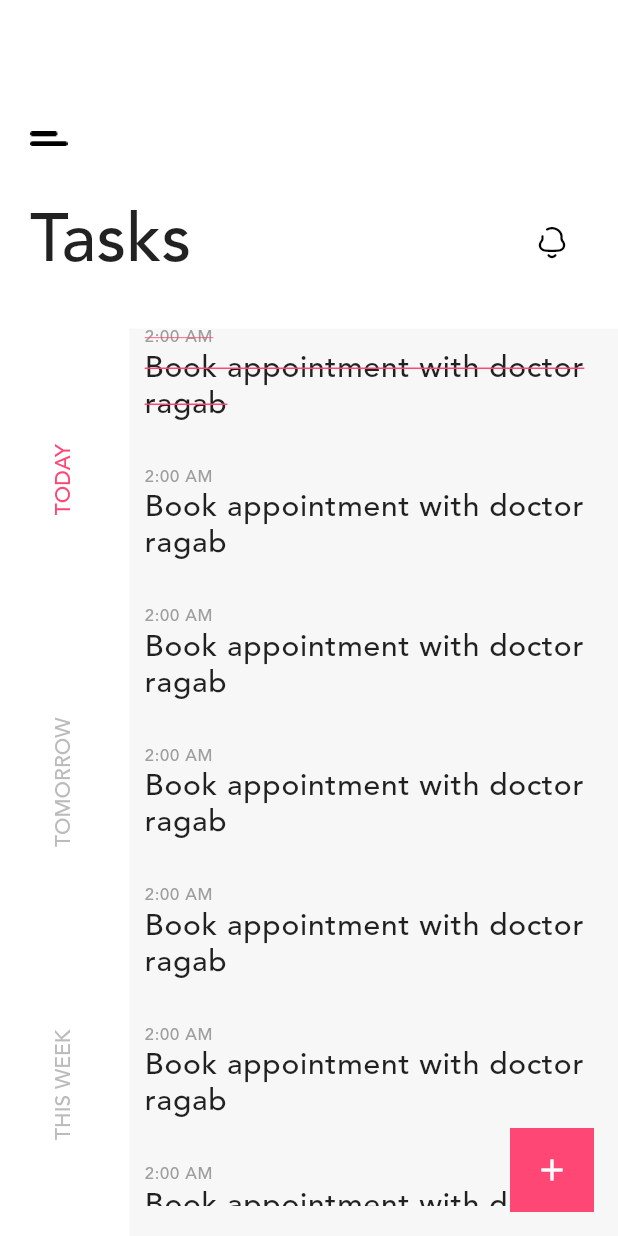
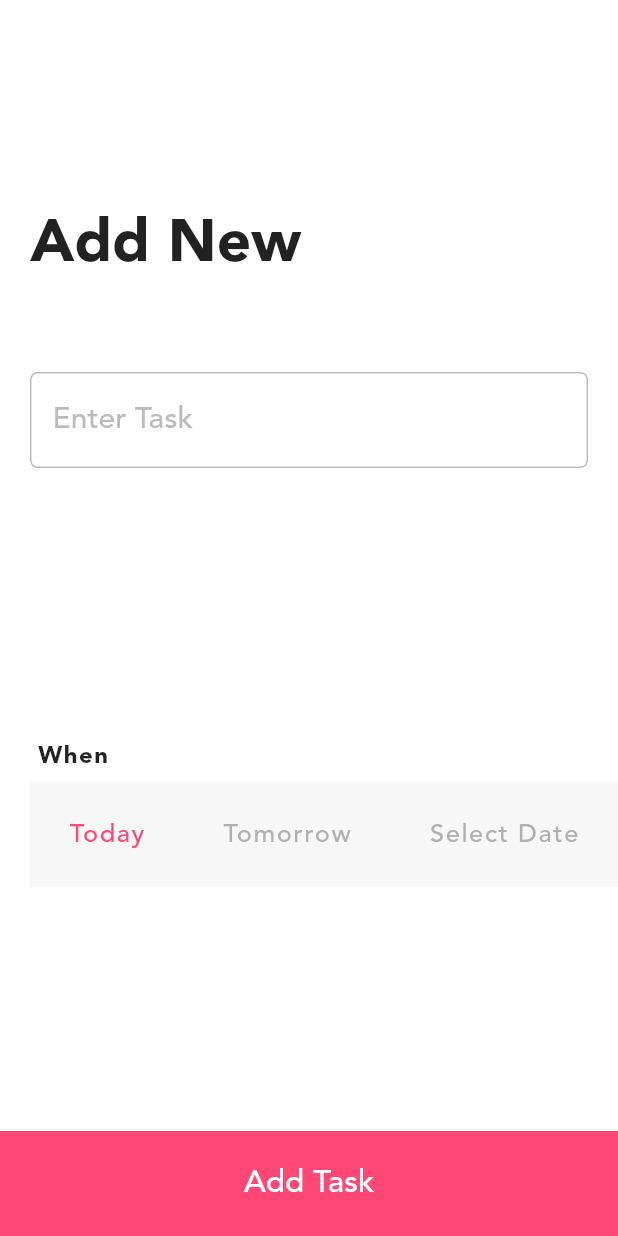
Before and after one commit to khater277/todo, a Flutter app: the HomeScreen screen opened directly, after a tap on the "add" icon, on a phone screen of 412 x 824 dp. Run offline on Flutter 3.47's test engine with Material 2 defaults, Android fonts, the phone set to English and light mode, and no system bars; our stand-ins replace flutter_bloc, get, get_storage, hexcolor, hive, hive_flutter and 2 more; accounts and stored records are empty.

```diff
--- a/lib/cubit/states.dart
+++ b/lib/cubit/states.dart
@@ -1,3 +1,11 @@
 abstract class TodoStates{}
 
 class TodoInitialState extends TodoStates{}
+
+class TodoLoadingState extends TodoStates{}
+
+class TodoErrorState extends TodoStates{
+  final String error;
+
+  TodoErrorState(this.error);
+}
--- a/lib/main.dart
+++ b/lib/main.dart
@@ -7,6 +7,8 @@ import 'package:hive/hive.dart';
 import 'package:hive_flutter/adapters.dart';
 import 'package:responsive_framework/responsive_framework.dart';
 import 'package:todo/cubit/bloc_observer.dart';
+import 'package:todo/cubit/cubit.dart';
+import 'package:todo/cubit/states.dart';
 import 'package:todo/screens/home/home_screen.dart';
 import 'package:todo/screens/opening/opening_screen.dart';
 import 'package:todo/shared/constants.dart';
@@ -14,13 +16,13 @@ import 'package:todo/styles/themes.dart';
 import 'package:todo/translations/translation.dart';
 import 'package:hive_flutter/hive_flutter.dart';
 
-
-void main() async{
+void main() async {
   WidgetsFlutterBinding.ensureInitialized();
   Bloc.observer = MyBlocObserver();
   await GetStorage.init();
+
   /// get device language
-  final String defaultLocale = Platform.localeName.substring(0,2);
+  final String defaultLocale = Platform.localeName.substring(0, 2);
   defaultLang = defaultLocale;
   //await Hive.initFlutter();
   //Hive.registerAdapter(StudentModelAdapter());
@@ -33,22 +35,22 @@ class MyApp extends StatelessWidget {
 
   @override
   Widget build(BuildContext context) {
+    return BlocProvider(
+      create: (BuildContext context) => TodoCubit(),
+      child: BlocConsumer<TodoCubit, TodoStates>(
+        listener: (context, state) {},
+        builder: (context, state) {
           return GetMaterialApp(
             debugShowCheckedModeBanner: false,
             home: Directionality(
-          textDirection:languageFun(
-              ar: TextDirection.rtl,
-              en: TextDirection.ltr
-          ),
-          child: const OpeningScreen()
-      ),
+                textDirection:
+                    languageFun(ar: TextDirection.rtl, en: TextDirection.ltr),
+                child: const OpeningScreen()),
             theme: lightTheme,
             darkTheme: darkTheme,
             themeMode: ThemeMode.light,
             translations: Translation(),
-      locale: Locale(
-          languageFun(ar: 'ar', en: 'en')
-      ),
+            locale: Locale(languageFun(ar: 'ar', en: 'en')),
             fallbackLocale: const Locale('en'),
             builder: (context, widget) => ResponsiveWrapper.builder(
               ClampingScrollWrapper.builder(context, widget!),
@@ -62,5 +64,8 @@ class MyApp extends StatelessWidget {
               ],
             ),
           );
+        },
+      ),
+    );
   }
 }
--- /dev/null
+++ b/lib/screens/add_task/add_task_items/add_task_head.dart
@@ -0,0 +1,44 @@
+import 'package:flutter/material.dart';
+import 'package:todo/shared/constants.dart';
+import 'package:todo/shared/default_widgets.dart';
+
+class AddTaskHead extends StatelessWidget {
+  final TextEditingController taskController;
+  const AddTaskHead({Key? key, required this.taskController}) : super(key: key);
+
+  @override
+  Widget build(BuildContext context) {
+
+    return Padding(
+      padding: const EdgeInsets.symmetric(horizontal: 20),
+      child: Column(
+        crossAxisAlignment: CrossAxisAlignment.start,
+        children: [
+          const SizedBox(height: 80,),
+          Padding(
+            padding: const EdgeInsets.symmetric(vertical: 60),
+            child: Text("Add New",
+              style: Theme.of(context)
+                  .textTheme
+                  .bodyText2!
+                  .copyWith(fontSize: 40),
+            ),
+          ),
+          DefaultTextFormFiled(
+                controller: taskController,
+                heightPadding: 20,
+                widthPadding: 15,
+                textColor: blue,
+                textSize: 20,
+                inputType: TextInputType.text,
+                hint: "Enter Task",
+                hintColor: Colors.grey.withOpacity(0.7),
+                focusBorder: blue.withOpacity(0.55),
+                border: Colors.grey.withOpacity(0.7),
+                rounded: 5,
+              )
+        ],
+      ),
+    );
+  }
+}
--- /dev/null
+++ b/lib/screens/add_task/add_task_items/when_task.dart
@@ -0,0 +1,63 @@
+import 'package:flutter/material.dart';
+import 'package:todo/shared/constants.dart';
+
+class WhenTask extends StatelessWidget {
+  const WhenTask({Key? key}) : super(key: key);
+
+  @override
+  Widget build(BuildContext context) {
+    return Expanded(
+      child: Padding(
+        padding: const EdgeInsets.only(left: 20),
+        child: Column(
+          mainAxisAlignment: MainAxisAlignment.center,
+          children: [
+            Align(
+              alignment: AlignmentDirectional.topStart,
+              child: Padding(
+                padding: const EdgeInsets.symmetric(horizontal: 5),
+                child: Text("When",
+                  style: Theme.of(context).textTheme.bodyText2!.copyWith(
+                    fontSize: 16,
+                    letterSpacing: 1,
+                  ),),
+              ),
+            ),
+            const SizedBox(height: 8,),
+            Container(
+              width: double.infinity,
+              color: Colors.grey.withOpacity(0.08),
+              child: Padding(
+                padding: const EdgeInsets.symmetric(vertical: 25),
+                child: Row(
+                  mainAxisAlignment: MainAxisAlignment.spaceAround,
+                  children: [
+                    const TaskTime(text: "Today",color: pink,),
+                    TaskTime(text: "Tomorrow",color: Colors.grey.withOpacity(0.8),),
+                    TaskTime(text: "Select Date",color: Colors.grey.withOpacity(0.8),),
+                  ],
+                ),
+              ),
+            )
+          ],
+        ),
+      ),
+    );
+  }
+}
+
+class TaskTime extends StatelessWidget {
+  final String text;
+  final Color color;
+  const TaskTime({Key? key, required this.text, required this.color}) : super(key: key);
+
+  @override
+  Widget build(BuildContext context) {
+    return Text(text,
+      style: Theme.of(context).textTheme.bodyText1!.copyWith(
+        fontSize: 17,
+        color: color,
+        letterSpacing: 1,
+      ),);
+  }
+}
--- /dev/null
+++ b/lib/screens/add_task/add_task_screen.dart
@@ -0,0 +1,75 @@
+import 'package:flutter/cupertino.dart';
+import 'package:flutter/material.dart';
+import 'package:flutter_bloc/flutter_bloc.dart';
+import 'package:get/get.dart';
+import 'package:todo/cubit/cubit.dart';
+import 'package:todo/cubit/states.dart';
+import 'package:todo/screens/add_task/add_task_items/add_task_head.dart';
+import 'package:todo/screens/add_task/add_task_items/when_task.dart';
+import 'package:todo/shared/constants.dart';
+import 'package:todo/shared/default_widgets.dart';
+
+class AddTaskScreen extends StatefulWidget {
+  const AddTaskScreen({Key? key}) : super(key: key);
+
+  @override
+  State<AddTaskScreen> createState() => _AddTaskScreenState();
+}
+
+class _AddTaskScreenState extends State<AddTaskScreen> {
+
+  final TextEditingController _taskController = TextEditingController();
+
+  @override
+  void dispose() {
+    _taskController.dispose();
+    super.dispose();
+  }
+
+  @override
+  Widget build(BuildContext context) {
+    return BlocConsumer<TodoCubit,TodoStates>(
+      listener: (context,state){},
+      builder: (context,state){
+        TodoCubit cubit = TodoCubit.get(context);
+        return Scaffold(
+          body: Column(
+            crossAxisAlignment: CrossAxisAlignment.start,
+            children: [
+              Expanded(
+                child: CustomScrollView(
+                  physics: const BouncingScrollPhysics(),
+                  slivers: [
+                    SliverFillRemaining(
+                      hasScrollBody: false,
+                      child: Column(
+                        children: [
+                          AddTaskHead(taskController: _taskController),
+                          const SizedBox(height: 20,),
+                          const WhenTask(),
+                        ],
+                      ),
+                    )
+                  ],
+                ),
+              ),
+              DefaultElevatedButton(
+                  child:Text(
+                    "Add Task",
+                    style: Theme.of(context).textTheme.bodyText1!.copyWith(
+                        fontSize: 21,
+                        color: Colors.white
+                    ),),
+                  color: pink,
+                  rounded: 0,
+                  height: 70,
+                  width: double.infinity,
+                  onPressed: (){}
+              )
+            ],
+          ),
+        );
+      },
+    );
+  }
+}
--- a/lib/screens/home/home_items/home_head.dart
+++ b/lib/screens/home/home_items/home_head.dart
@@ -25,7 +25,7 @@ class HomeHead extends StatelessWidget {
                 Text("Tasks",
                   style: Theme.of(context)
                       .textTheme
-                      .bodyText1!
+                      .bodyText2!
                       .copyWith(fontSize: 45),
 
                 ),
--- a/lib/screens/home/home_items/show_tasks.dart
+++ b/lib/screens/home/home_items/show_tasks.dart
@@ -1,7 +1,6 @@
 import 'package:flutter/material.dart';
 import 'package:todo/shared/constants.dart';
-import 'package:todo/shared/default_widgets.dart';
-import 'package:todo/styles/icons_broken.dart';
+
 
 class TaskText extends StatelessWidget {
   final String text;
--- a/lib/screens/home/home_screen.dart
+++ b/lib/screens/home/home_screen.dart
@@ -1,4 +1,6 @@
 import 'package:flutter/material.dart';
+import 'package:get/get.dart';
+import 'package:todo/screens/add_task/add_task_screen.dart';
 import 'package:todo/screens/home/home_items/home_head.dart';
 import 'package:todo/screens/home/home_items/show_tasks.dart';
 import 'package:todo/screens/home/home_items/tasks_schedules.dart';
@@ -28,26 +30,12 @@ class HomeScreen extends StatelessWidget {
         ),
       ),
       floatingActionButton: FloatingActionButton(
+        onPressed: (){Get.to(()=>const AddTaskScreen());},
         backgroundColor: pink,
         elevation: 0,
-        onPressed: (){},
         child: const Icon(Icons.add,),
         shape:  const RoundedRectangleBorder(),
       ),
     );
   }
 }
-// ElevatedButton(
-// onPressed:(){},
-// child:const Icon(IconBroken.Edit,color: Colors.white,size: 25,),
-// style: ElevatedButton.styleFrom(
-// elevation: 0,
-// primary:pink,
-// shape: const RoundedRectangleBorder(
-// borderRadius:BorderRadius.only(
-// topLeft: Radius.circular(5)
-// ),
-// ),
-// minimumSize: const Size(70,60)
-// ),
-// ),
--- a/lib/shared/constants.dart
+++ b/lib/shared/constants.dart
@@ -5,6 +5,7 @@ import 'package:hive/hive.dart';
 
 
 const Color pink = Color(0xffFE4775);
+const Color blue = Color(0xff161060);
 Box? studentBox;
 String? lang;
 String? defaultLang;
--- a/lib/shared/default_widgets.dart
+++ b/lib/shared/default_widgets.dart
@@ -195,87 +195,91 @@ class DefaultSeparator extends StatelessWidget {
 class DefaultTextFormFiled extends StatelessWidget{
   final TextEditingController? controller;
   final Color? textColor;
+  final double textSize;
   final TextInputType? inputType;
-  final IconData? prefixIcon;
-  final String? label;
-  final Color? borderColor;
-  final Color? preIconColor;
+  final String? hint;
+  final Color? hintColor;
+  final Color focusBorder;
+  final Color border;
   final String? validateText;
-  double? height;
+  final double rounded;
+  Widget? prefix;
+  Widget? suffix;
+  double? heightPadding;
+  double? widthPadding;
   double? cursorHeight;
-  Color? suffixIconColor;
   bool? isPassword;
-  // Function? onSubmit(value)?;
-  // Function? onChanged(value)?;
-  Function? suffixPressed;
-  IconData? suffixIcon;
+
+
 
   DefaultTextFormFiled({Key? key,
     required this.controller,
     required this.textColor,
     required this.inputType,
-    required this.prefixIcon,
-    required this.label,
-    required this.borderColor,
-    required this.preIconColor,
-    this.validateText, this.cursorHeight,
-    this.height,this.isPassword,
-    this.suffixIcon,this.suffixIconColor,this.suffixPressed}
+    required this.hint,
+    required this.hintColor,
+    required this.rounded,
+    required this.focusBorder,
+    required this.border,
+    required this.textSize,
+    this.isPassword,
+    this.validateText,
+    this.cursorHeight,
+    this.heightPadding,
+    this.widthPadding,
+    this.suffix,
+    this.prefix,
+  }
       ) : super(key: key);
 
   @override
   Widget build(BuildContext context) {
     return TextFormField(
       controller: controller,
-      cursorColor: textColor,
+      cursorColor: focusBorder,
       validator: (value) {
         if (value!.isEmpty) {
           return "$validateText can't be empty";
         }
         return null;
       },
-      style: TextStyle(
-        color: textColor,
+      style: Theme.of(context).textTheme.bodyText1!.copyWith(
+          color: textColor,
+          fontSize: textSize
       ),
       cursorHeight: cursorHeight,
       keyboardType: inputType,
       obscureText: isPassword==null?false:isPassword!,
-      //onFieldSubmitted: (value) => onSubmit!(value),
-      //onChanged: (value)=>onChanged!(value),
       decoration: InputDecoration(
-        contentPadding: EdgeInsets.symmetric(vertical: height==null?18:height!),
-        prefixIcon: Icon(
-          prefixIcon,
-          color: preIconColor,
+        hintText: hint!,
+        hintStyle: TextStyle(
+          color: hintColor
         ),
-        //hintText: "ASD",
-        suffixIcon:suffixIcon!=null? IconButton(
-          onPressed: () => suffixPressed!(),
-          icon: Icon(suffixIcon),
-          color: suffixIconColor,
-          //focusColor: suffixIconColor,
-        ):null,
+        contentPadding: EdgeInsets.symmetric(vertical: heightPadding==null?18:heightPadding!,
+        horizontal: widthPadding==null?10:widthPadding!),
+        prefixIcon: prefix,
+        suffixIcon: suffix,
         focusedErrorBorder: OutlineInputBorder(
-            borderRadius: BorderRadius.circular(20),
+            borderRadius: BorderRadius.circular(rounded),
             borderSide: const BorderSide(
               color: Colors.red,
             )),
         errorBorder: OutlineInputBorder(
-            borderRadius: BorderRadius.circular(20),
+            borderRadius: BorderRadius.circular(rounded),
             borderSide: const BorderSide(
               color: Colors.red,
             )),
         enabledBorder: OutlineInputBorder(
-            borderRadius: BorderRadius.circular(20),
+            borderRadius: BorderRadius.circular(rounded),
             borderSide: BorderSide(
-              color: borderColor!,
+              color: border,
             )),
         focusedBorder: OutlineInputBorder(
-            borderRadius: BorderRadius.circular(20),
+            borderRadius: BorderRadius.circular(rounded),
             borderSide: BorderSide(
-              color: borderColor!,
+              color: focusBorder,
             )),
-        labelText: label,
+        //labelText: label,
         labelStyle: TextStyle(
           color: textColor,
         ),
```
Lines whose indentation alone changed are shown as unchanged.
